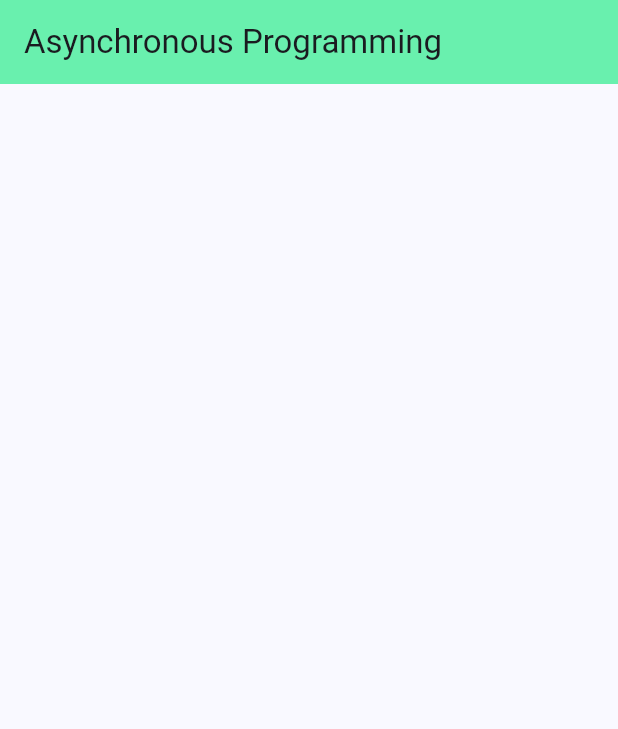
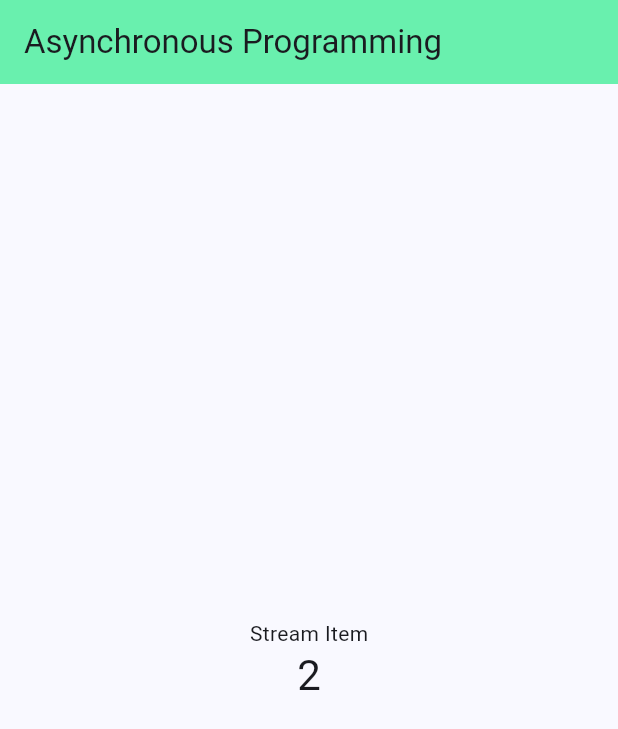
Before and after one commit to Pathirana99/Flutter, a Flutter app: the screen it shows after launch, on a phone screen of 412 x 824 dp. Shown: the top 729 px of the screen. Run offline on Flutter 3.47's test engine with Material 3 defaults, Android fonts, the phone set to English and light mode, and no system bars; our stand-ins replace device_preview.

Commit message:
Update main.dart

```diff
--- a/appl/lib/main.dart
+++ b/appl/lib/main.dart
@@ -52,6 +52,27 @@ class _HomeState extends State<Home> {
     }
   }
 
+  Stream<int> addStreamData2() async*{
+    for (var i = 0; i < 10; i++){
+      await Future.delayed(Duration(seconds: 2));
+      yield i;
+    }
+  }
+
+  @override
+  void dispose() {
+    // TODO: implement dispose
+    super.dispose();
+    _controller.close();
+  }
+
+  @override
+  void initState() {
+    // TODO: implement initState
+    super.initState();
+    addStreamData2();
+  }
+
   @override
   Widget build(BuildContext context) {
     return Scaffold(
@@ -61,9 +82,25 @@ class _HomeState extends State<Home> {
       ),
       body: Center(
         child: StreamBuilder(
-          stream: _controller.stream,
+          stream: addStreamData2(),
           builder: (context, snapshot) {
-
+            if(snapshot.hasError){
+              return Text("Error");
+            } else if (snapshot.connectionState == ConnectionState.waiting){
+              return CircularProgressIndicator.adaptive();
+            }
+            return Column(
+              mainAxisAlignment: MainAxisAlignment.center,
+              children: <Widget>[
+                const Text(
+                  'Stream Item',
+                ),
+                Text(
+                  '${snapshot.data}',
+                  style: Theme.of(context).textTheme.headlineMedium,
+                ),
+              ],
+            );
           }
         ),
       ),
```
